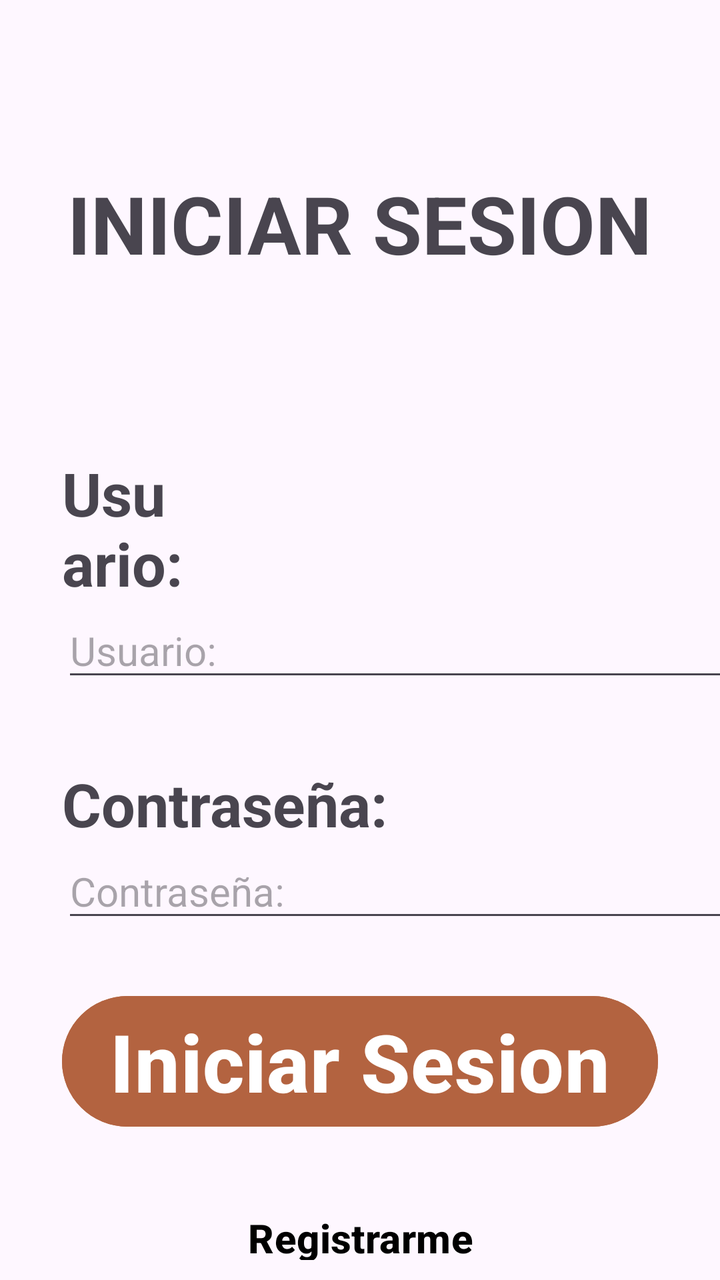
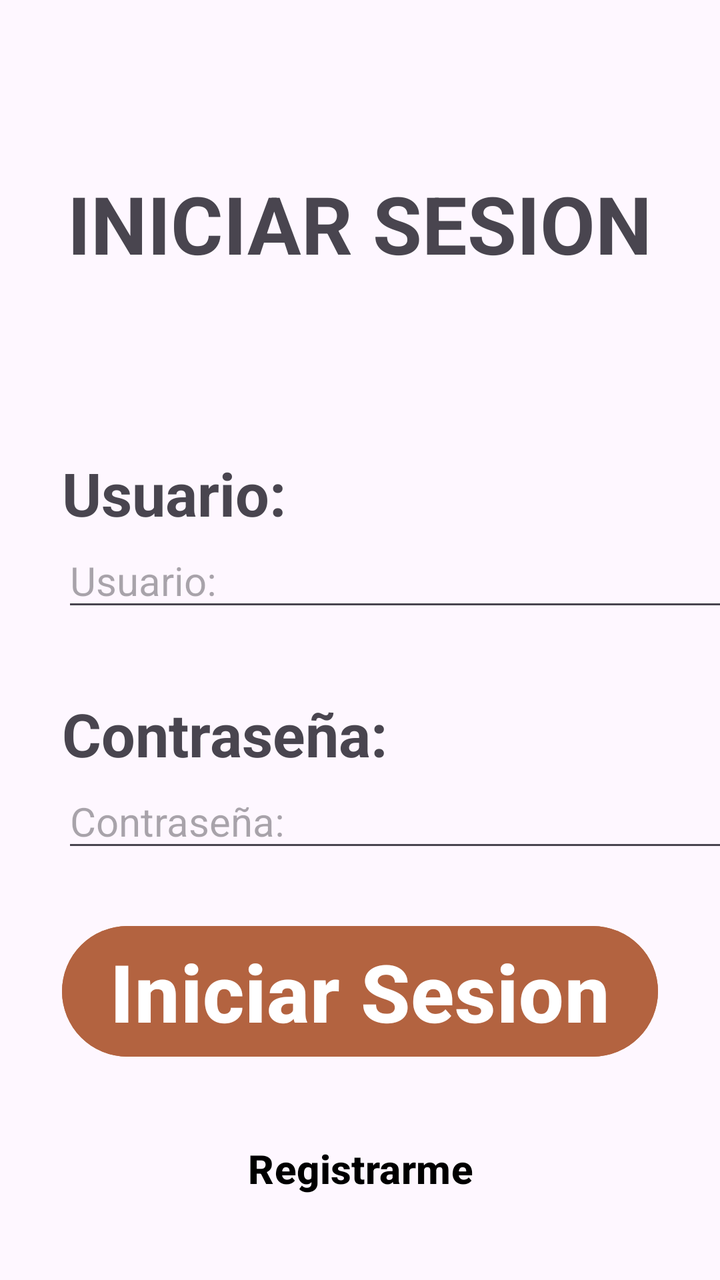

An Android layout rendered at two revisions. The XML below is the earlier revision; the diff shows what the commit changed to produce the second picture.
<!-- AndroidManifest.xml: application theme Theme.AuspectusPantallas -->
<!-- res/layout/activity_inicio_sesion.xml -->
<?xml version="1.0" encoding="utf-8"?>
<androidx.constraintlayout.widget.ConstraintLayout xmlns:android="http://schemas.android.com/apk/res/android"
    xmlns:app="http://schemas.android.com/apk/res-auto"
    xmlns:tools="http://schemas.android.com/tools"
    android:id="@+id/main"
    android:layout_width="match_parent"
    android:layout_height="match_parent"
    tools:context=".InicioSesion">

    <LinearLayout
        android:layout_width="match_parent"
        android:layout_height="wrap_content"
        android:orientation="vertical"
        app:layout_constraintEnd_toEndOf="parent"
        app:layout_constraintStart_toStartOf="parent"
        app:layout_constraintTop_toTopOf="parent">

        <TextView
            android:id="@+id/Text1"
            android:layout_width="wrap_content"
            android:layout_height="wrap_content"
            android:layout_gravity="center"
            android:layout_marginTop="85dp"
            android:text="INICIAR SESION"
            android:textSize="40sp"
            android:textStyle="bold"/>

        <TextView
            android:id="@+id/textView4"
            android:layout_width="wrap_content"
            android:layout_height="wrap_content"
            android:layout_marginStart="31dp"
            android:layout_marginTop="88dp"
            android:layout_marginEnd="267dp"
            android:text="Usuario:"
            android:textSize="30sp"
            android:textStyle="bold" />

        <EditText
            android:id="@+id/EtUsuario"
            android:layout_width="350dp"
            android:layout_height="wrap_content"
            android:layout_marginStart="31dp"
            android:layout_marginEnd="30dp"
            android:hint="Usuario:"
            android:textSize="20sp" />

        <TextView
            android:id="@+id/text5"
            android:layout_width="187dp"
            android:layout_height="wrap_content"
            android:layout_marginStart="31dp"
            android:layout_marginTop="36dp"
            android:layout_marginEnd="267dp"
            android:text="Contraseña:"
            android:textSize="30sp"
            android:textStyle="bold" />

        <EditText
            android:id="@+id/EtContra"
            android:layout_width="350dp"
            android:layout_height="wrap_content"
            android:layout_marginStart="31dp"
            android:layout_marginEnd="30dp"
            android:hint="Contraseña:"
            android:textSize="20sp" />

        <Button
            android:id="@+id/btnIniciarSesion"
            android:layout_width="wrap_content"
            android:layout_height="wrap_content"
            android:layout_gravity="center"
            android:layout_marginTop="28dp"
            android:backgroundTint="@color/bronce"
            android:text="Iniciar Sesion"
            android:textColor="@color/white"
            android:textSize="40sp"
            android:textStyle="bold" />

        <Button
            android:id="@+id/btnRegistrarInicio"
            android:layout_width="wrap_content"
            android:layout_height="wrap_content"
            android:layout_marginTop="28dp"
            android:backgroundTint="#00FFFFFF"
            android:text="Registrarme"
            android:layout_gravity="center"
            android:textColor="@color/black"
            android:textSize="20sp"
            android:textStyle="bold" />
    </LinearLayout>

    <LinearLayout
        android:layout_width="match_parent"
        android:layout_height="wrap_content"
        app:layout_constraintEnd_toEndOf="parent"
        android:visibility="gone"
        android:orientation="vertical"
        app:layout_constraintStart_toStartOf="parent"
        app:layout_constraintTop_toTopOf="parent">

        <TextView
            android:id="@+id/Te1"
            android:layout_width="wrap_content"
            android:layout_height="wrap_content"
            android:layout_marginStart="95dp"
            android:layout_marginTop="85dp"
            android:layout_marginEnd="96dp"
            android:text="REGISTRAR"
            android:textSize="40sp"
            android:textStyle="bold" />

        <ImageButton
            android:id="@+id/img1"
            android:layout_width="wrap_content"
            android:layout_height="wrap_content"
            android:layout_marginStart="33dp"
            android:layout_marginTop="32dp"
            android:layout_marginEnd="33dp"
            android:layout_gravity="center"
            android:background="@drawable/usuarios"/>

        <TextView
            android:id="@+id/tV14"
            android:layout_width="wrap_content"
            android:layout_height="wrap_content"
            android:layout_marginStart="31dp"
            android:layout_marginTop="40dp"
            android:layout_marginEnd="267dp"
            android:text="Usuario:"
            android:textSize="30sp"
            android:textStyle="bold" />

        <EditText
            android:id="@+id/EtUsuarioReg"
            android:layout_width="350dp"
            android:layout_height="wrap_content"
            android:layout_marginStart="31dp"
            android:layout_marginEnd="30dp"
            android:hint="Usuario:"
            android:textSize="20sp"/>

        <TextView
            android:id="@+id/txt51"
            android:layout_width="201dp"
            android:layout_height="wrap_content"
            android:layout_marginStart="31dp"
            android:layout_marginTop="36dp"
            android:layout_marginEnd="267dp"
            android:text="Contraseña:"
            android:textSize="30sp"
            android:textStyle="bold" />

        <EditText
            android:id="@+id/EtContraReg"
            android:layout_width="350dp"
            android:layout_height="wrap_content"
            android:layout_marginStart="31dp"
            android:layout_marginEnd="30dp"
            android:hint="Contraseña:"
            android:textSize="20sp"/>

        <Button
            android:id="@+id/btnRegistar1"
            android:layout_width="wrap_content"
            android:layout_height="wrap_content"
            android:layout_gravity="center"
            android:layout_marginTop="28dp"
            android:backgroundTint="@color/bronce"
            android:text="Registrarme"
            android:textColor="@color/white"
            android:textSize="40sp"
            android:textStyle="bold"/>

        <Button
            android:id="@+id/btnIS2"
            android:layout_width="wrap_content"
            android:layout_height="wrap_content"
            android:layout_marginTop="28dp"
            android:backgroundTint="#00FFFFFF"
            android:text="Iniciar Sesion"
            android:layout_gravity="center"
            android:textColor="@color/black"
            android:textSize="20sp"
            android:textStyle="bold"/>
    </LinearLayout>
</androidx.constraintlayout.widget.ConstraintLayout>
<!-- resources referenced by this layout -->
<resources>
  <color name="black">#FF000000</color>
  <color name="bronce">#B36340</color>
  <color name="white">#FFFFFFFF</color>
  <!-- drawable usuarios: png bitmap (drawable, 1461 bytes) -->
  <style name="Theme.AuspectusPantallas" parent="Base.Theme.AuspectusPantallas" />
  <style name="Base.Theme.AuspectusPantallas" parent="Theme.Material3.Light.NoActionBar">
          
          
      </style>
</resources>

<!-- the commit's change to res/layout/activity_inicio_sesion.xml (unified diff, before → after) -->
@@ -8,6 +8,7 @@
     tools:context=".InicioSesion">
 
     <LinearLayout
+        android:id="@+id/layoutLogin"
         android:layout_width="match_parent"
         android:layout_height="wrap_content"
         android:orientation="vertical"
@@ -31,7 +32,6 @@
             android:layout_height="wrap_content"
             android:layout_marginStart="31dp"
             android:layout_marginTop="88dp"
-            android:layout_marginEnd="267dp"
             android:text="Usuario:"
             android:textSize="30sp"
             android:textStyle="bold" />
@@ -91,6 +91,7 @@
     </LinearLayout>
 
     <LinearLayout
+        android:id="@+id/layoutRegistro"
         android:layout_width="match_parent"
         android:layout_height="wrap_content"
         app:layout_constraintEnd_toEndOf="parent"
@@ -112,13 +113,16 @@
 
         <ImageButton
             android:id="@+id/img1"
-            android:layout_width="wrap_content"
-            android:layout_height="wrap_content"
+            android:layout_width="220dp"
+            android:layout_height="230dp"
             android:layout_marginStart="33dp"
             android:layout_marginTop="32dp"
             android:layout_marginEnd="33dp"
+            android:background="@android:color/transparent"
+            android:scaleType="centerCrop"
+            android:adjustViewBounds="true"
             android:layout_gravity="center"
-            android:background="@drawable/usuarios"/>
+            android:src="@drawable/usuarios"/>
 
         <TextView
             android:id="@+id/tV14"
@@ -126,7 +130,6 @@
             android:layout_height="wrap_content"
             android:layout_marginStart="31dp"
             android:layout_marginTop="40dp"
-            android:layout_marginEnd="267dp"
             android:text="Usuario:"
             android:textSize="30sp"
             android:textStyle="bold" />
